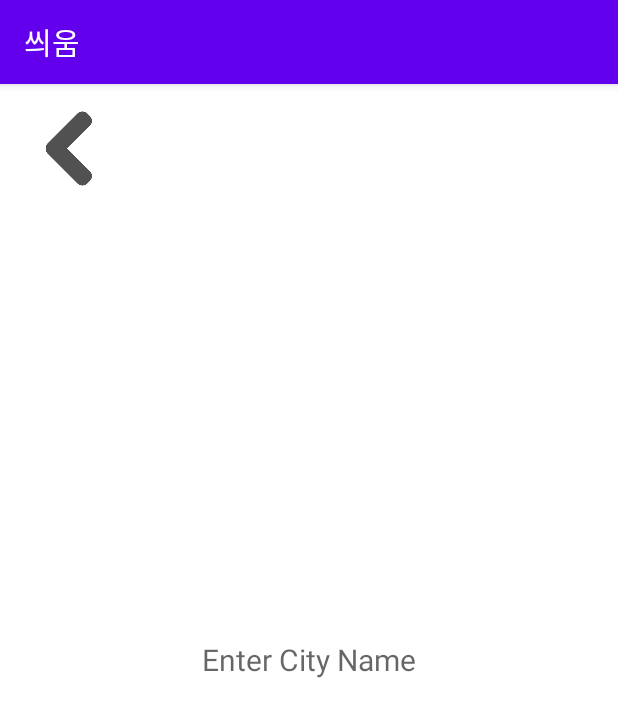
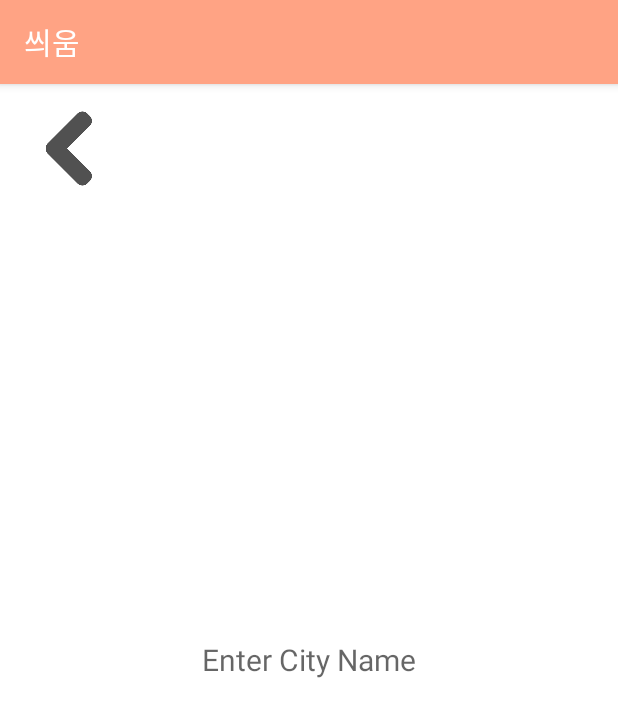
Before and after one commit to LeeSeongKyuu/Team_Andromeda, an Android app: the CityFinder screen opened directly, with no data from a screen before it, on a phone screen of 412 x 824 dp. Shown: the top 717 px of the screen. Run offline under Robolectric (Android 15) with nearby library versions, the phone set to English and light mode, and no system bars.

Commit message:
Update colors.xml

```diff
--- a/UMB/app/src/main/res/values/colors.xml
+++ b/UMB/app/src/main/res/values/colors.xml
@@ -1,10 +1,10 @@
 <?xml version="1.0" encoding="utf-8"?>
 <resources>
     <color name="purple_200">#FFBB86FC</color>
-    <color name="purple_500">#FF6200EE</color>
-    <color name="purple_700">#FF3700B3</color>
+    <color name="purple_500">#ffa384</color>
+    <color name="purple_700">#ffa384</color>
     <color name="teal_200">#FF03DAC5</color>
     <color name="teal_700">#FF018786</color>
-    <color name="black">#FF000000</color>
+    <color name="black">#BDBDBD</color>
     <color name="white">#FFFFFFFF</color>
 </resources>
```
